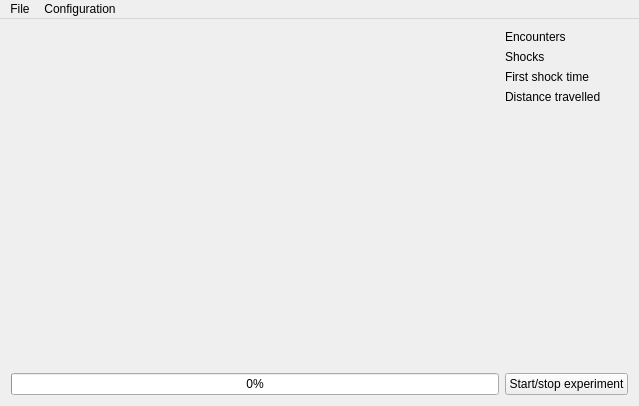
Qt form kachnatracker.ui (fgu-cas/kachna-tracker) before a commit.
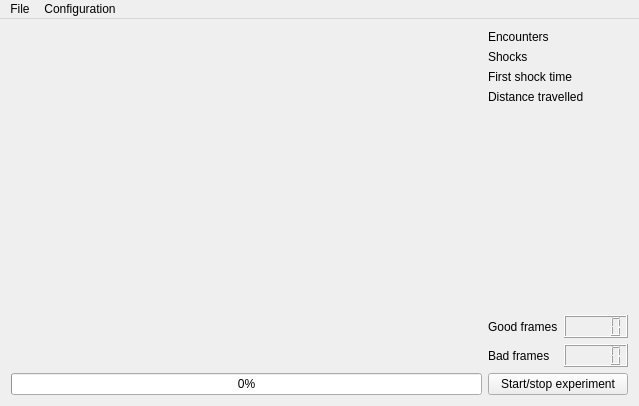
The same form after that commit.

Commit message: add bad/good frame display

Patch:
```diff
--- a/kachnatracker.ui
+++ b/kachnatracker.ui
@@ -98,6 +98,46 @@
         </item>
        </layout>
       </item>
+      <item>
+       <spacer name="verticalSpacer">
+        <property name="orientation">
+         <enum>Qt::Vertical</enum>
+        </property>
+        <property name="sizeHint" stdset="0">
+         <size>
+          <width>20</width>
+          <height>40</height>
+         </size>
+        </property>
+       </spacer>
+      </item>
+      <item>
+       <layout class="QFormLayout" name="formLayout_2">
+        <property name="fieldGrowthPolicy">
+         <enum>QFormLayout::AllNonFixedFieldsGrow</enum>
+        </property>
+        <item row="0" column="0">
+         <widget class="QLabel" name="label_5">
+          <property name="text">
+           <string>Good frames</string>
+          </property>
+         </widget>
+        </item>
+        <item row="1" column="0">
+         <widget class="QLabel" name="label_6">
+          <property name="text">
+           <string>Bad frames</string>
+          </property>
+         </widget>
+        </item>
+        <item row="0" column="1">
+         <widget class="QLCDNumber" name="goodFramesLCD"/>
+        </item>
+        <item row="1" column="1">
+         <widget class="QLCDNumber" name="badFramesLCD"/>
+        </item>
+       </layout>
+      </item>
       <item>
        <widget class="QPushButton" name="startButton">
         <property name="text">
```
The commit also changes 4 other files.
